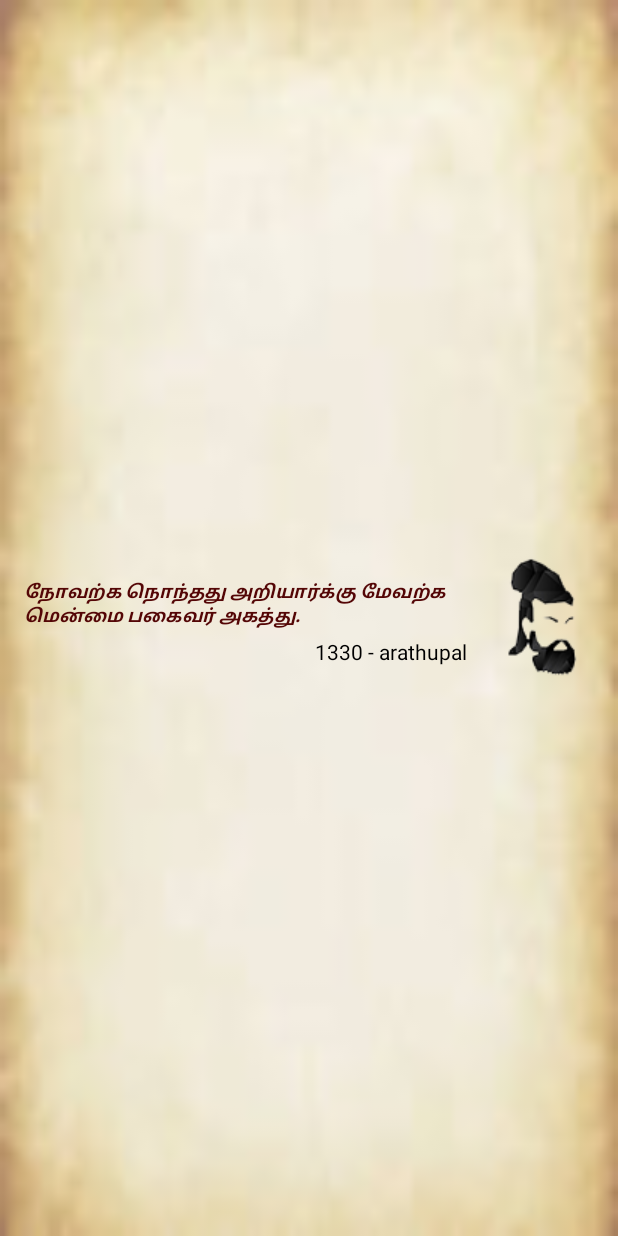
After one commit to vijay1324/DhinamOruKural, an Android app: the layout thirukural_widget.xml on its own in the app's theme, with its tools: preview values and no code run, on a phone screen of 412 x 824 dp. The commit adds this screen. Run offline under Robolectric (Android 15) with nearby library versions, the phone set to English and light mode, and no system bars.

Commit message:
Add Widget

```diff
--- a/app/src/main/java/com/atsoft/dhinamorukural/IndrayaKural.java
+++ b/app/src/main/java/com/atsoft/dhinamorukural/IndrayaKural.java
@@ -350,6 +350,7 @@ public class IndrayaKural extends Activity {
             exp.setText(cursor.getString(1));
         } else
             System.out.println("Syso empty db");
+        cursor.close();
         db.close();
 
         palarr = getResources().getStringArray(R.array.nav_pal);
--- a/app/src/main/java/com/atsoft/dhinamorukural/SplashScreen.java
+++ b/app/src/main/java/com/atsoft/dhinamorukural/SplashScreen.java
@@ -314,6 +314,11 @@ public class SplashScreen extends AppCompatActivity {
         }
     }
 
+    @Override
+    public void onBackPressed() {
+
+    }
+
     public class VersionChecker extends AsyncTask<String, String, String> {
 
         String newVersion;
--- a/app/src/main/res/layout/activity_full_screen_explain.xml
+++ b/app/src/main/res/layout/activity_full_screen_explain.xml
@@ -37,7 +37,6 @@
             <TextView
                 android:layout_width="match_parent"
                 android:layout_height="wrap_content"
-                android:id="@+id/full_screen_header_saloman"
                 android:text="@string/soloman_urai"
                 android:textColor="@color/dark_red"
                 android:textStyle="bold"
@@ -61,7 +60,6 @@
             <TextView
                 android:layout_width="match_parent"
                 android:layout_height="wrap_content"
-                android:id="@+id/full_screen_header_mk"
                 android:text="@string/mk_urai"
                 android:textColor="@color/dark_red"
                 android:textStyle="bold"
@@ -85,7 +83,6 @@
             <TextView
                 android:layout_width="match_parent"
                 android:layout_height="wrap_content"
-                android:id="@+id/full_screen_header_varathu"
                 android:text="@string/varathu_urai"
                 android:textColor="@color/dark_red"
                 android:textStyle="bold"
@@ -109,7 +106,6 @@
             <TextView
                 android:layout_width="match_parent"
                 android:layout_height="wrap_content"
-                android:id="@+id/full_screen_header_paramal"
                 android:text="@string/parimal_urai"
                 android:textColor="@color/dark_red"
                 android:textStyle="bold"
@@ -133,7 +129,6 @@
             <TextView
                 android:layout_width="match_parent"
                 android:layout_height="wrap_content"
-                android:id="@+id/full_screen_header_mana"
                 android:text="@string/manakudavar_urai"
                 android:textColor="@color/dark_red"
                 android:textStyle="bold"
@@ -164,7 +159,6 @@
             <TextView
                 android:layout_width="match_parent"
                 android:layout_height="wrap_content"
-                android:id="@+id/full_screen_header_explain"
                 android:text="@string/eng_exp"
                 android:textColor="@color/dark_red"
                 android:textStyle="bold"
--- a/app/src/main/res/layout/nav_header_main.xml
+++ b/app/src/main/res/layout/nav_header_main.xml
@@ -14,7 +14,6 @@
     android:theme="@style/ThemeOverlay.AppCompat.Dark">
 
     <ImageView
-        android:id="@+id/imageView"
         android:layout_width="75dp"
         android:layout_height="75dp"
         android:scaleType="centerCrop"
--- /dev/null
+++ b/app/src/main/res/layout/thirukural_widget.xml
@@ -0,0 +1,61 @@
+<LinearLayout
+    xmlns:android="http://schemas.android.com/apk/res/android"
+    android:layout_width="match_parent"
+    android:layout_height="match_parent"
+    android:id="@+id/wid_top_ll"
+    android:background="@drawable/brownbg"
+    android:orientation="vertical"
+    android:layout_gravity="center"
+    android:gravity="center"
+    android:padding="@dimen/widget_margin">
+
+    <LinearLayout
+        android:layout_width="match_parent"
+        android:layout_height="wrap_content"
+        android:orientation="horizontal">
+
+        <LinearLayout
+            android:layout_width="wrap_content"
+            android:layout_height="wrap_content"
+            android:layout_weight="1"
+            android:layout_gravity="center"
+            android:gravity="center"
+            android:orientation="vertical">
+
+        <TextView
+            android:id="@+id/appwidget_text"
+            android:layout_width="wrap_content"
+            android:layout_height="wrap_content"
+            android:layout_weight="1"
+            android:layout_margin="@dimen/margin5"
+            android:contentDescription="@string/appwidget_text"
+            android:text="@string/appwidget_text"
+            android:textColor="@color/dark_red"
+            android:textSize="@dimen/normal_text_tk"
+            android:textStyle="bold|italic" />
+
+            <LinearLayout
+                android:layout_width="match_parent"
+                android:layout_height="wrap_content"
+                android:orientation="horizontal">
+                <TextView
+                    android:layout_width="match_parent"
+                    android:layout_height="wrap_content"
+                    android:id="@+id/kural_no_widget"
+                    android:text="1330 - arathupal"
+                    android:textColor="@color/Black"
+                    android:layout_gravity="right"
+                    android:gravity="right"
+                    android:paddingRight="@dimen/margin5"
+                    android:textSize="@dimen/normal_text"/>
+            </LinearLayout>
+        </LinearLayout>
+        <ImageView
+            android:layout_width="wrap_content"
+            android:layout_height="wrap_content"
+            android:scaleType="fitCenter"
+            android:src="@drawable/indrayakural_icon"/>
+
+    </LinearLayout>
+
+</LinearLayout>
--- a/app/src/main/res/values/colors.xml
+++ b/app/src/main/res/values/colors.xml
@@ -7,8 +7,6 @@
     <color name="colorAccent">#FF4081</color>
     <color name="blue">#0000FF</color>
     <color name="Black">#000000</color>
-    <color name="pressed_color">#4d90fe</color>
-    <color name="default_color">#E3D968</color>
     <color name="dark_red">#540606</color>
     <color name="start_head_grad">#ae7611</color>
     <color name="mid_head_grad">#c69337</color>
--- a/app/src/main/res/values/strings.xml
+++ b/app/src/main/res/values/strings.xml
@@ -11,8 +11,6 @@
     <string name="parimal_urai"><u>பரிமேலழகர் உரை:</u></string>
     <string name="manakudavar_urai"><u>மணக்குடவர் உரை:</u></string>
     <string name="eng_exp"><u>English Explanation:</u></string>
-    <string name="drawer_open">Open Navigation Drawer</string>
-    <string name="drawer_close">Close Navigation Drawer</string>
     <!--<string name="YOUR_ADMOB_APP_ID">ca-app-pub-7239546305821659~2626039592</string>-->
     <!--<string name="banner_ad_unit_id">ca-app-pub-7239546305821659/7223760152</string>-->
     <!--<string name="interstitial_ad_unit_id">ca-app-pub-7239546305821659/2872795061</string>
@@ -36,4 +34,5 @@
     <string name="banner_ad_unit_id_ss">ca-app-pub-3418152441595815/9629832570</string>
     <string name="banner_ad_unit_id_it">ca-app-pub-3418152441595815/9629832570</string>
     <string name="banner_ad_unit_aboutus">ca-app-pub-3418152441595815/9629832570</string>
+    <string name="appwidget_text">நோவற்க நொந்தது அறியார்க்கு மேவற்க \nமென்மை பகைவர் அகத்து.</string>
 </resources>
```
Also changed, not shown: app/src/main/AndroidManifest.xml (+11 -1 lines), app/src/main/java/com/atsoft/dhinamorukural/MainActivity.java (+5 -96 lines), app/src/main/java/com/atsoft/dhinamorukural/ThirukuralWidget.java (added, +83 -0 lines), app/src/main/res/drawable/bg_key.xml (deleted, +0 -8 lines), app/src/main/res/values-v14/dimens.xml (added, +10 -0 lines), app/src/main/res/values/dimens.xml (added, +10 -0 lines), app/src/main/res/xml/thirukural_widget_info.xml (added, +9 -0 lines), app/src/main/res/drawable-hdpi/ic_menu_open.png (deleted), app/src/main/res/drawable-mdpi/ic_menu_open.png (deleted), app/src/main/res/drawable-xhdpi/ic_menu_open.png (deleted), app/src/main/res/drawable-xxhdpi/ic_menu_open.png (deleted), app/src/main/res/drawable-xxxhdpi/ic_menu_open.png (deleted), app/src/main/res/drawable/widget_icon.png (added).
